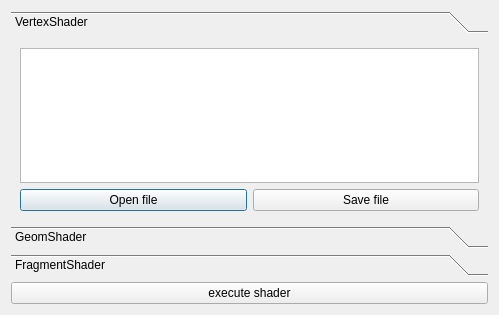
VasanthBalguri/shader_practice, file shader_dialog.ui: the form before one commit.
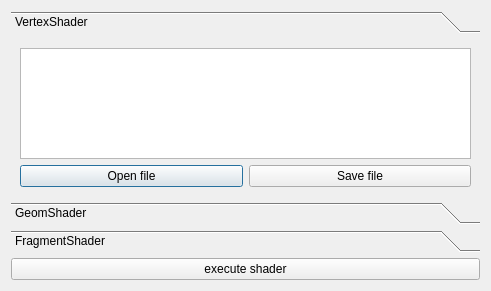
The form after the commit.

Commit message: iron out code and update shaders

```diff
--- a/shader_dialog.ui
+++ b/shader_dialog.ui
@@ -6,8 +6,8 @@
    <rect>
     <x>0</x>
     <y>0</y>
-    <width>499</width>
-    <height>315</height>
+    <width>491</width>
+    <height>291</height>
    </rect>
   </property>
   <property name="windowTitle">
@@ -24,8 +24,8 @@
        <rect>
         <x>0</x>
         <y>0</y>
-        <width>481</width>
-        <height>175</height>
+        <width>473</width>
+        <height>157</height>
        </rect>
       </property>
       <attribute name="label">
@@ -117,19 +117,6 @@
      </widget>
     </widget>
    </item>
-   <item>
-    <spacer name="verticalSpacer">
-     <property name="orientation">
-      <enum>Qt::Vertical</enum>
-     </property>
-     <property name="sizeHint" stdset="0">
-      <size>
-       <width>20</width>
-       <height>40</height>
-      </size>
-     </property>
-    </spacer>
-   </item>
    <item>
     <widget class="QPushButton" name="execute">
      <property name="text">
```
Left out of the diff: 8 changed lines with no effect on the pictures. The commit also changes 3 other files.
